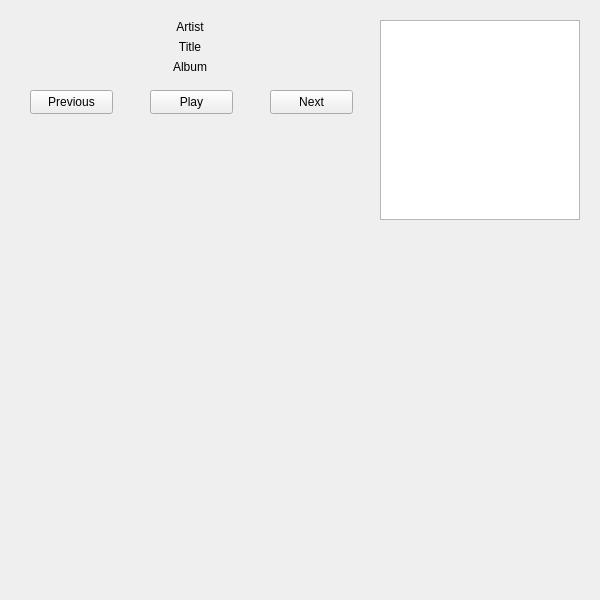
The window that pythonCompanion.ui (evallower/pythonCompanion) describes before a commit, drawn with Qt 5.
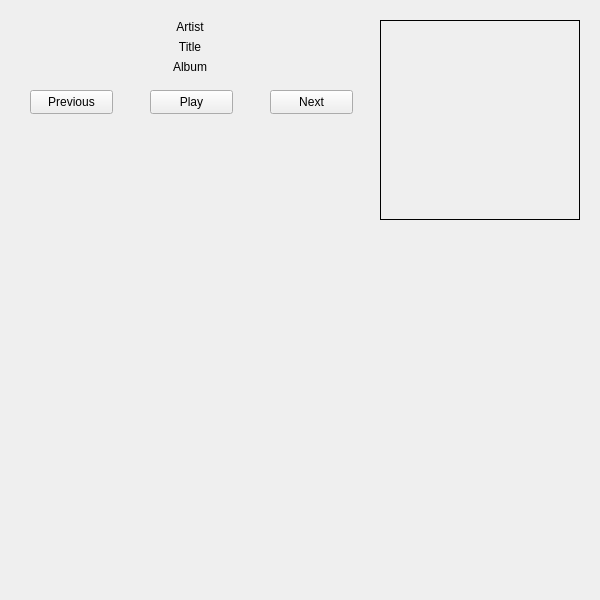
The same window after the commit.

Commit message: buttons working and small image

```diff
--- a/pythonCompanion.ui
+++ b/pythonCompanion.ui
@@ -14,16 +14,6 @@
    <string>Music Companion</string>
   </property>
   <widget class="QWidget" name="centralwidget">
-   <widget class="QGraphicsView" name="graphicsView">
-    <property name="geometry">
-     <rect>
-      <x>380</x>
-      <y>20</y>
-      <width>200</width>
-      <height>200</height>
-     </rect>
-    </property>
-   </widget>
    <widget class="QLabel" name="albumLabel">
     <property name="geometry">
      <rect>
@@ -119,6 +109,25 @@
      <string>Previous</string>
     </property>
    </widget>
+   <widget class="QLabel" name="artworkImg">
+    <property name="geometry">
+     <rect>
+      <x>380</x>
+      <y>20</y>
+      <width>200</width>
+      <height>200</height>
+     </rect>
+    </property>
+    <property name="frameShape">
+     <enum>QFrame::Box</enum>
+    </property>
+    <property name="text">
+     <string/>
+    </property>
+    <property name="alignment">
+     <set>Qt::AlignCenter</set>
+    </property>
+   </widget>
   </widget>
  </widget>
  <resources/>
```
The commit also changes 3 other files.
